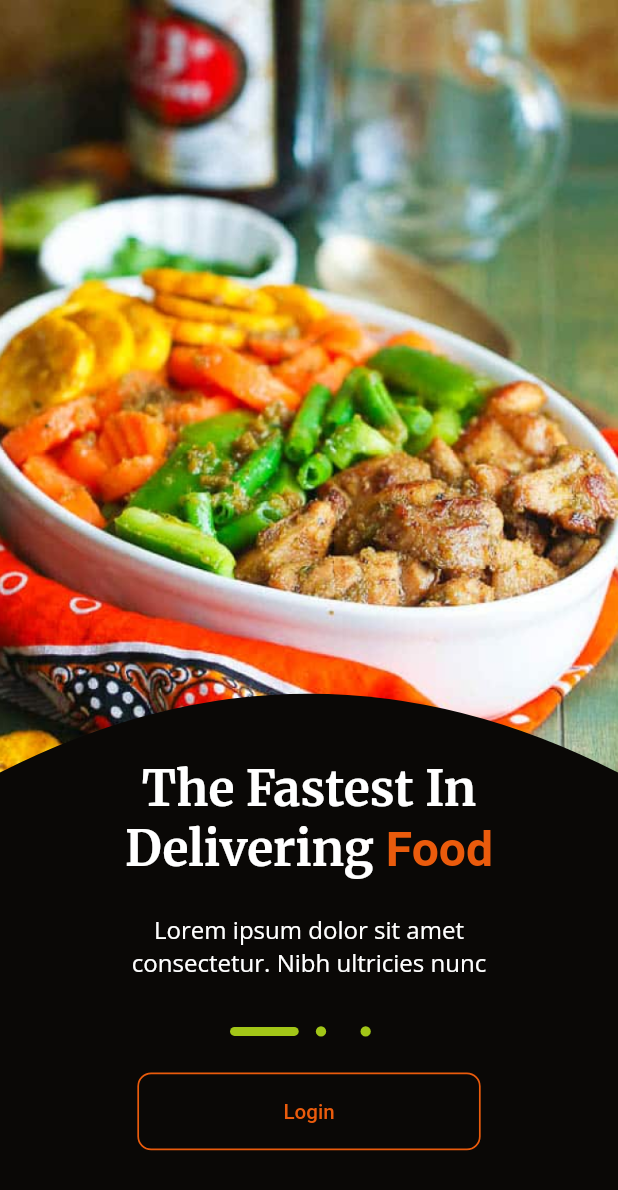
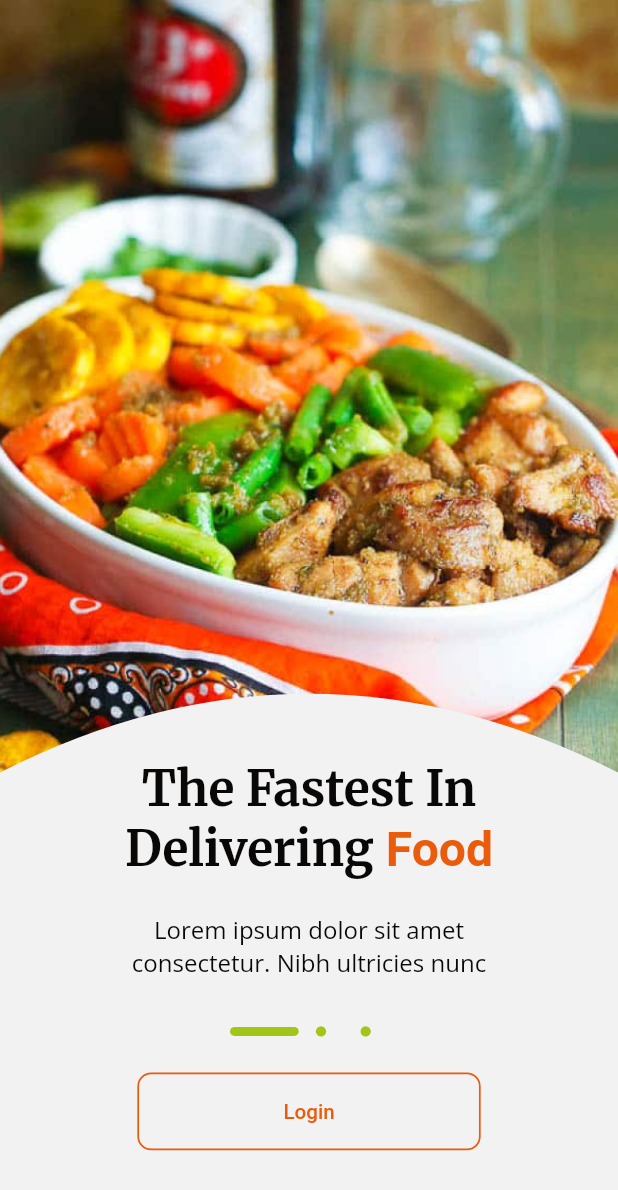
Before and after one commit to yunweneric/zappymeal, a Flutter app: the screen it shows after launch, on a phone screen of 412 x 824 dp. Shown: the top 1190 px of the screen. Run offline on Flutter 3.47's test engine with Material 2 defaults, Android fonts, the light colour scheme and no system bars; drawn by our look-alikes of flutter_animate; our stand-ins replace animate_do, awesome_dialog, bloc, cached_network_image, easy_localization, faker and 19 more.

Commit message:
updating the auth ui

```diff
--- a/lib/main.dart
+++ b/lib/main.dart
@@ -53,7 +53,7 @@ class _MyAppState extends State<MyApp> {
       child: ScreenUtilInit(
         designSize: Size(360, 690),
         builder: (context, child) {
-          ThemeData theme = !isDarkMode ? ZappyMealAppTheme.dark() : ZappyMealAppTheme.light();
+          ThemeData theme = isDarkMode ? ZappyMealAppTheme.dark() : ZappyMealAppTheme.light();
           return MaterialApp.router(
             localizationsDelegates: context.localizationDelegates,
             supportedLocales: context.supportedLocales,
```
Also changed, not shown: assets/images/logo.png (added), 27 other files.
